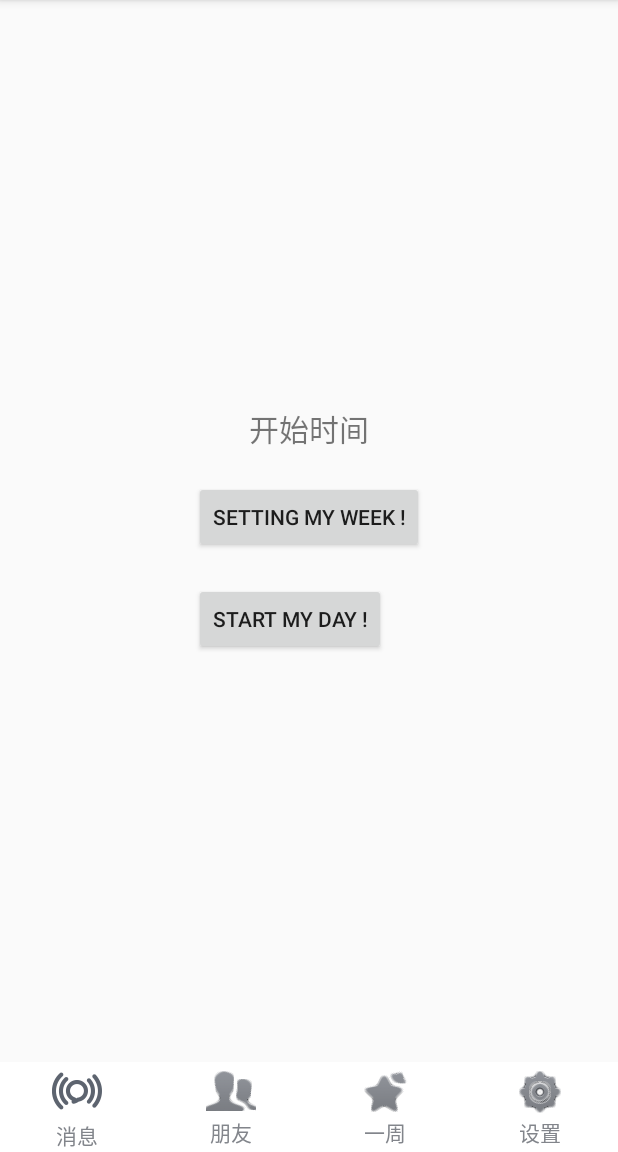
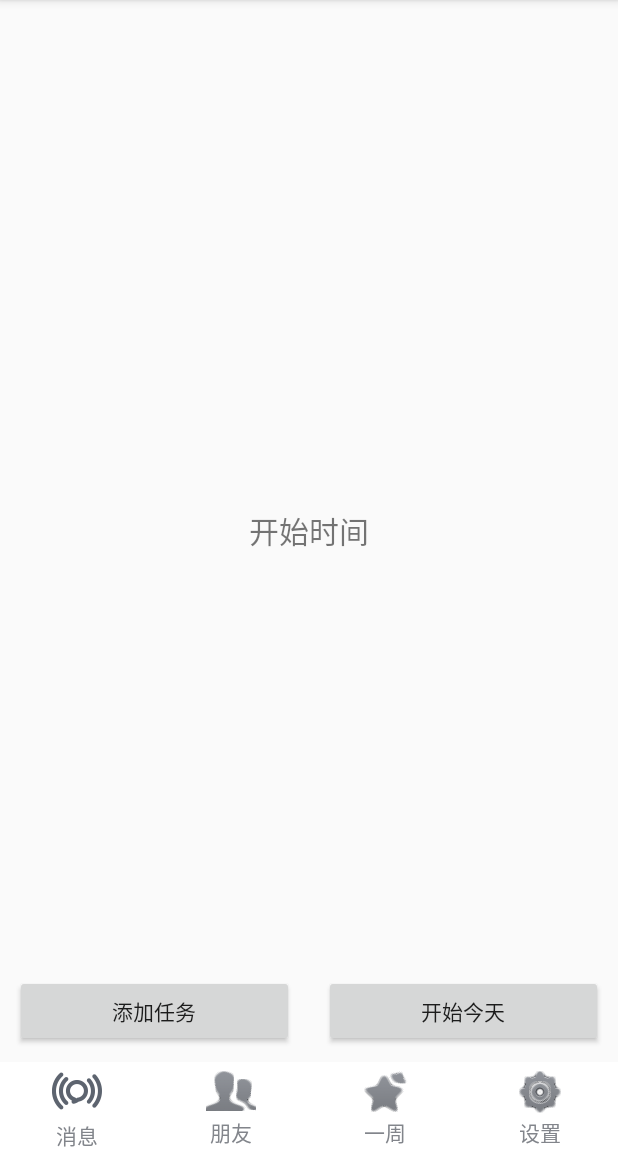
Before and after one commit to 471163887/YouthMake, an Android app: the fragment Weekly placed in its activity, with the options menu open, on a phone screen of 412 x 824 dp, the part 84-1236 px from its top. Run offline under Robolectric (Android 15) with nearby library versions, the phone set to English and light mode, and no system bars; libraries missing offline, so code that uses them is left out: com.beardedhen.androidbootstrap; plain views replace BootstrapButton; 6 statements that could not run were skipped.

Commit message:
修改一周界面，添加one day class and one week class

```diff
--- a/app/src/main/java/com/example/fury/youthmake/util/HttpUtil.java
+++ b/app/src/main/java/com/example/fury/youthmake/util/HttpUtil.java
@@ -14,7 +14,7 @@ import org.apache.http.util.EntityUtils;
  */
 public class HttpUtil {
 
-    public static final String BASE_URL="http://192.168.191.1:8080/youth_make/";
+    public static final String BASE_URL="http://49.140.75.67:8080/youth_make/";
 
     public static HttpGet getHttpGet(String url){
         HttpGet request = new HttpGet(url);
--- a/app/src/main/res/layout/fragment_weekly.xml
+++ b/app/src/main/res/layout/fragment_weekly.xml
@@ -1,17 +1,16 @@
 <?xml version="1.0" encoding="utf-8"?>
-<RelativeLayout xmlns:android="http://schemas.android.com/apk/res/android"
-    xmlns:bootstrap="http://schemas.android.com/apk/res-auto"
+<RelativeLayout
+    xmlns:android="http://schemas.android.com/apk/res/android"
+    xmlns:app="http://schemas.android.com/apk/res-auto"
     android:layout_width="match_parent"
     android:layout_height="match_parent">
 
 
     <LinearLayout
-        android:layout_width="wrap_content"
+        android:layout_width="match_parent"
         android:layout_height="wrap_content"
         android:layout_centerInParent="true"
         android:orientation="vertical">
-
-
         <TextView
             android:layout_width="wrap_content"
             android:layout_height="wrap_content"
@@ -19,22 +18,36 @@
             android:padding="10dp"
             android:text="开始时间"
             android:textSize="20sp" />
+    </LinearLayout>
+    <LinearLayout
+        android:layout_width="match_parent"
+        android:layout_height="wrap_content"
+        android:layout_alignParentBottom="true">
 
         <com.beardedhen.androidbootstrap.BootstrapButton
             android:id="@+id/ToWeeklySet"
-            android:layout_width="wrap_content"
+            android:layout_width="match_parent"
             android:layout_height="wrap_content"
+            app:bootstrapBrand="success"
+            app:bootstrapSize="lg"
+            app:showOutline="false"
+            app:roundedCorners="true"
             android:layout_margin="10dp"
-            android:text="Setting my week !" />
-        <!-- basic button bootstrap:bb_icon_right="fa-android"-->
+            android:layout_weight="1"
+            android:text="添加任务" />
+
         <com.beardedhen.androidbootstrap.BootstrapButton
             android:id="@+id/ToWeekly"
-            android:layout_width="wrap_content"
+            android:layout_width="match_parent"
             android:layout_height="wrap_content"
+            app:bootstrapBrand="success"
+            app:bootstrapSize="lg"
+            app:buttonMode="regular"
+            app:roundedCorners="true"
             android:layout_margin="10dp"
-            android:text="Start My Day !" />
-        <!--  bootstrap:bb_type="warning" -->
-
+            android:layout_weight="1"
+            android:text="开始今天" />
     </LinearLayout>
 
+
 </RelativeLayout>
```
Also changed, not shown: app/src/main/java/com/example/fury/youthmake/model/SingleTask.java (+70 -2 lines), app/src/main/java/com/example/fury/youthmake/model/WeekTask.java (+59 -8 lines), 1 other file.
